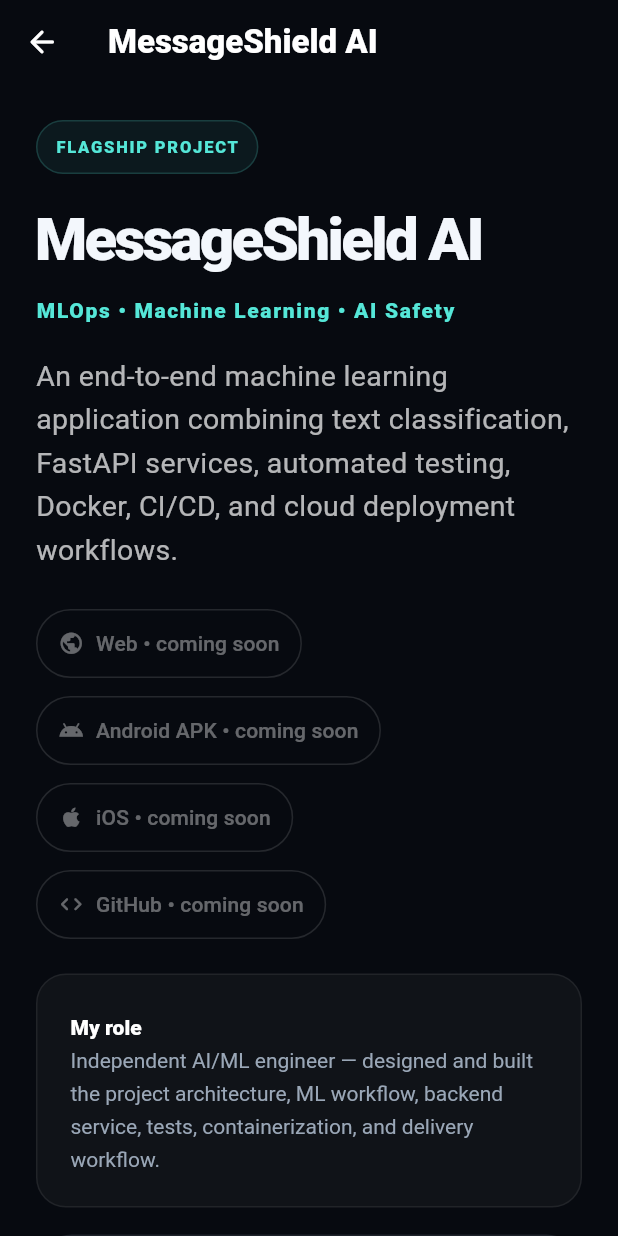
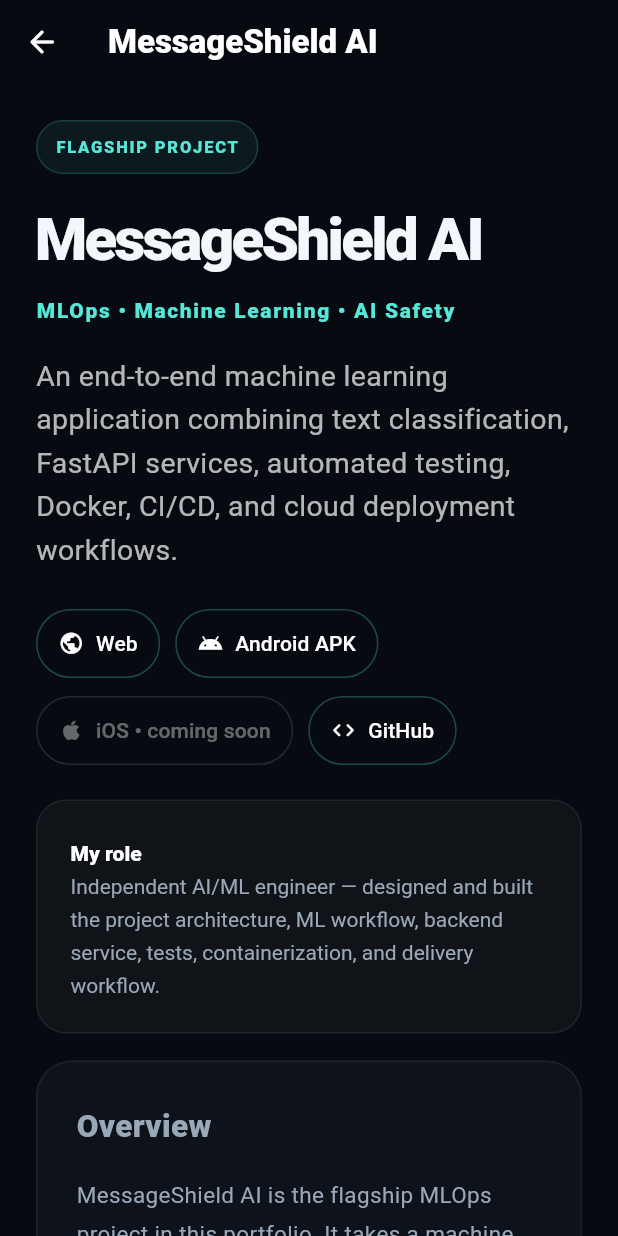
Before and after one commit to Jaydeosawale/Jaydeo-Sawale-Portfolio, a Flutter app: the screen it shows after launch, after a tap on "Explore flagship projects", after a tap on "01", on a phone screen of 412 x 824 dp. Run offline on Flutter 3.47's test engine with Material 3 defaults, Android fonts, the phone set to English and light mode, and no system bars.

Commit message:
Add MessageShield project links

```diff
--- a/frontend/lib/data/portfolio_data.dart
+++ b/frontend/lib/data/portfolio_data.dart
@@ -48,6 +48,10 @@
       'Introduce richer model monitoring and release gates.',
       'Improve edge-case and language-specific evaluation.',
     ],
+    webUrl: 'https://messageshield-ai.vercel.app',
+    androidUrl: 'https://github.com/Jaydeosawale/messageshield-ai/releases/latest/download/MessageShield.apk',
+    iosUrl: null,
+    githubUrl: 'https://github.com/Jaydeosawale/messageshield-ai',
   ),
   Project(
     id: 'trav-planner',
```
